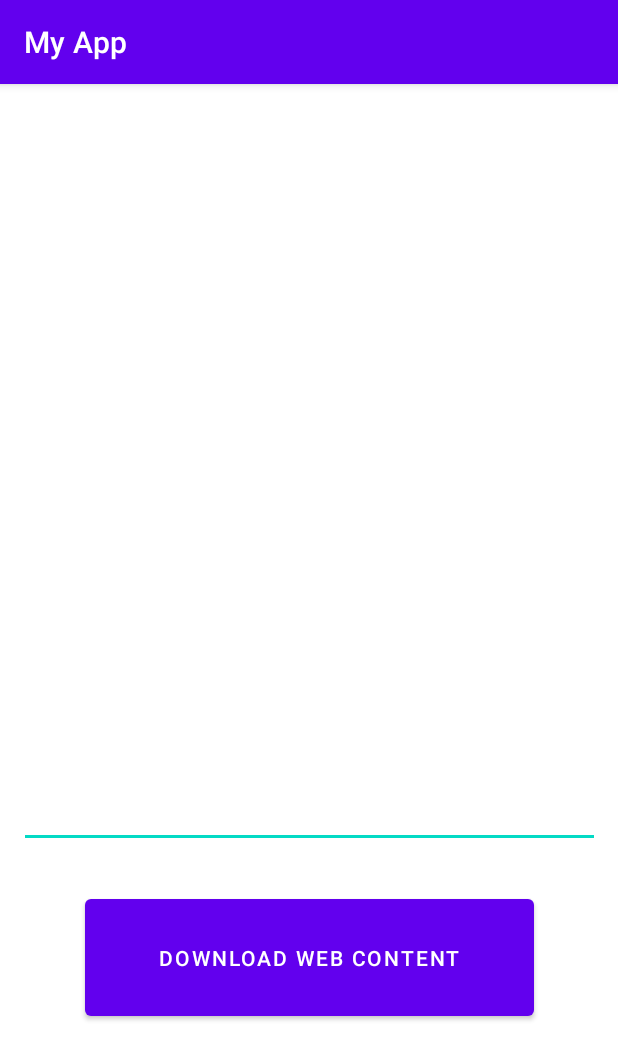
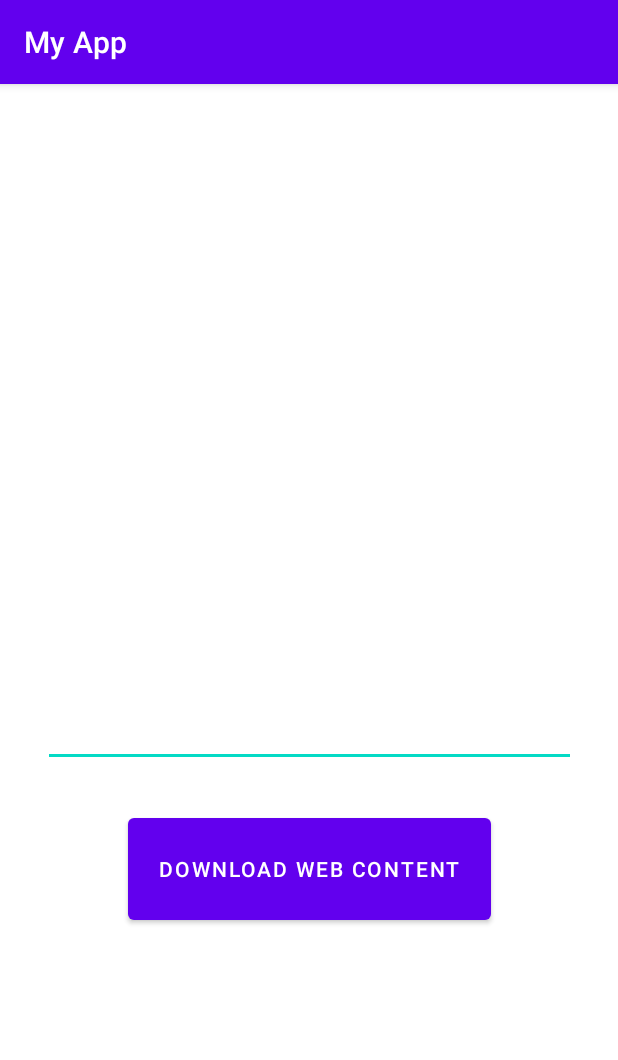
Before and after one commit to zyn20/AndrioDev, an Android app: the WebContentDownload screen opened directly, with no data from a screen before it, after a tap on "DOWNLOAD WEB CONTENT", on a phone screen of 412 x 824 dp. Shown: the top 1060 px of the screen. Run offline under Robolectric (Android 15) with nearby library versions, the phone set to English and light mode, and no system bars; network calls fail; 1 statement that could not run was skipped.

```diff
--- a/app/src/main/java/com/example/bscssectionabatch20/asynctaskclassExamples/WebContentDownload.java
+++ b/app/src/main/java/com/example/bscssectionabatch20/asynctaskclassExamples/WebContentDownload.java
@@ -15,6 +15,7 @@ import java.io.InputStream;
 import java.io.InputStreamReader;
 import java.net.MalformedURLException;
 import java.net.URL;
+import java.util.concurrent.ExecutionException;
 
 import javax.net.ssl.HttpsURLConnection;
 
@@ -30,8 +31,13 @@ public class WebContentDownload extends AppCompatActivity {
 
     }
 
-    public void Download_Web_content(View view) {
+    public void Download_Web_content(View view) throws ExecutionException, InterruptedException {
 
+        DownloadWeb obj = new DownloadWeb();
+
+        String receive = obj.execute("https://www.google.com/").get();
+        textView.setText(receive);
+        Log.d("Tag","Congrats ! Back in Main");
 
 
 
--- a/app/src/main/res/layout/activity_web_content_download.xml
+++ b/app/src/main/res/layout/activity_web_content_download.xml
@@ -8,9 +8,9 @@
 
     <EditText
         android:id="@+id/edtasynctask"
-        android:layout_width="387dp"
-        android:layout_height="505dp"
-        android:layout_marginTop="4dp"
+        android:layout_width="355dp"
+        android:layout_height="439dp"
+        android:layout_marginTop="16dp"
         android:ems="10"
         android:gravity="start|top"
         android:inputType="textMultiLine"
@@ -21,14 +21,14 @@
 
     <Button
         android:id="@+id/button29"
-        android:layout_width="299dp"
-        android:layout_height="90dp"
+        android:layout_width="242dp"
+        android:layout_height="80dp"
         android:layout_marginTop="28dp"
+        android:onClick="Download_Web_content"
         android:text="DownLoad Web Content"
         app:layout_constraintBottom_toBottomOf="parent"
         app:layout_constraintEnd_toEndOf="parent"
         app:layout_constraintStart_toStartOf="parent"
-        android:onClick="Download_Web_content"
         app:layout_constraintTop_toBottomOf="@+id/edtasynctask"
         app:layout_constraintVertical_bias="0.0" />
 </androidx.constraintlayout.widget.ConstraintLayout>
```
Also changed, not shown: app/src/main/AndroidManifest.xml (+9 -0 lines), app/src/main/java/com/example/bscssectionabatch20/PermissionsExamples/PermissionExample1.java (added, +16 -0 lines), app/src/main/res/layout/activity_permission_example1.xml (added, +9 -0 lines).
